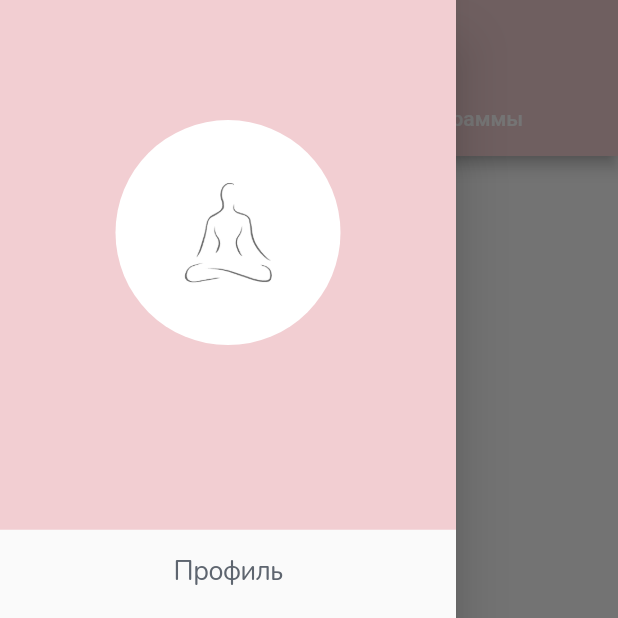
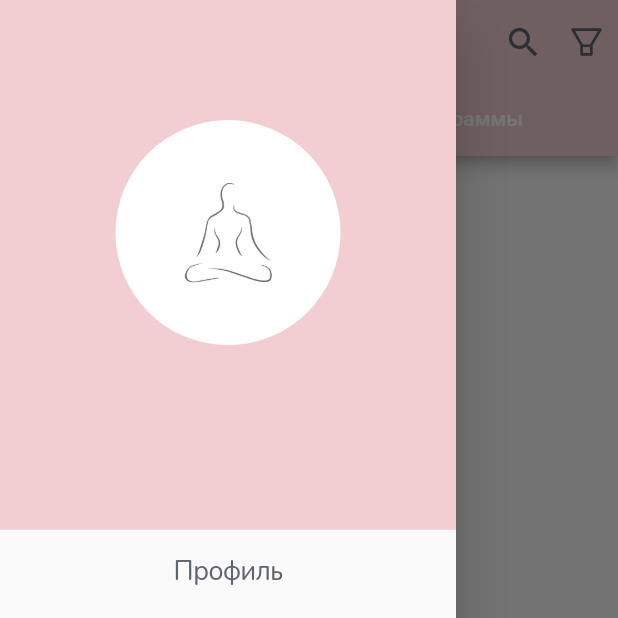
Before and after one commit to evgeshayoga/evgeshayoga-mobile, a Flutter app: the ContentScreen screen opened directly, with the side drawer open, on a phone screen of 412 x 824 dp, the top half of it. Run offline on Flutter 3.47's test engine with Material 2 defaults, Android fonts, the light colour scheme and no system bars; our stand-ins replace chewie, firebase_auth, firebase_database, flutter_icons, flutter_widget_from_html, in_app_purchase and 2 more; accounts and stored records are empty; statements that could not run were skipped.

Commit message:
Add action buttons to the content screen

```diff
--- a/lib/ui/programs/content_screen.dart
+++ b/lib/ui/programs/content_screen.dart
@@ -5,6 +5,7 @@ import 'package:evgeshayoga/ui/programs/programs_screen.dart';
 import 'package:evgeshayoga/utils/style.dart';
 import 'package:firebase_database/firebase_database.dart';
 import 'package:flutter/material.dart';
+import 'package:flutter_icons/flutter_icons.dart';
 
 class ContentScreen extends StatefulWidget {
   final String userUid;
@@ -35,8 +36,7 @@ class _ContentScreenState extends State<ContentScreen> {
       setState(() {
         user = User.fromSnapshot(snapshot);
       });
-    }
-      );
+    });
   }
 
   @override
@@ -70,10 +70,10 @@ class _ContentScreenState extends State<ContentScreen> {
           ),
           title: Image.asset(
             'assets/images/logo_white.png',
-            alignment: Alignment.center,
+            alignment: Alignment.centerLeft,
             fit: BoxFit.contain,
             repeat: ImageRepeat.noRepeat,
-            height: 35,
+            height: 30,
           ),
           bottom: TabBar(
             indicatorColor: Style.pinkDark,
@@ -89,7 +89,31 @@ class _ContentScreenState extends State<ContentScreen> {
             ],
           ),
           centerTitle: true,
-          backgroundColor: Color.fromRGBO(242, 206, 210, 1),
+          backgroundColor: Style.pinkMain,
+          actions: <Widget>[
+            Padding(
+              padding: const EdgeInsets.all(8.0),
+              child: GestureDetector(
+                onTap: () {},
+                child: Icon(
+                  Icons.search,
+                  size: 26.0,
+                  color: Style.blueGrey,
+                ),
+              ),
+            ),
+            Padding(
+              padding: const EdgeInsets.all(8.0),
+              child: GestureDetector(
+                onTap: () {},
+                child: Icon(
+                  AntDesign.filter,
+                  size: 26.0,
+                  color: Style.blueGrey,
+                ),
+              ),
+            )
+          ],
         ),
         body: WillPopScope(
           onWillPop: () async {
--- a/pubspec.yaml
+++ b/pubspec.yaml
@@ -35,6 +35,7 @@ dependencies:
   modal_progress_hud: ^0.1.3
   flutter_widget_from_html: ^0.3.2+1
   in_app_purchase: ^0.2.2+2
+  flutter_icons: ^1.0.0+1
 
 dev_dependencies:
   flutter_test:
```
Also changed, not shown: pubspec.lock.
